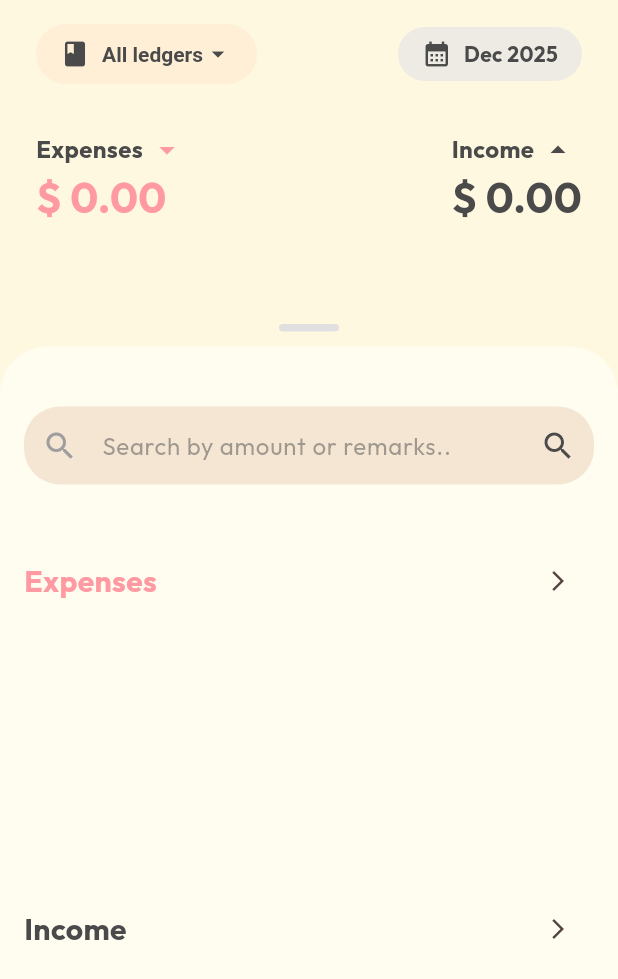
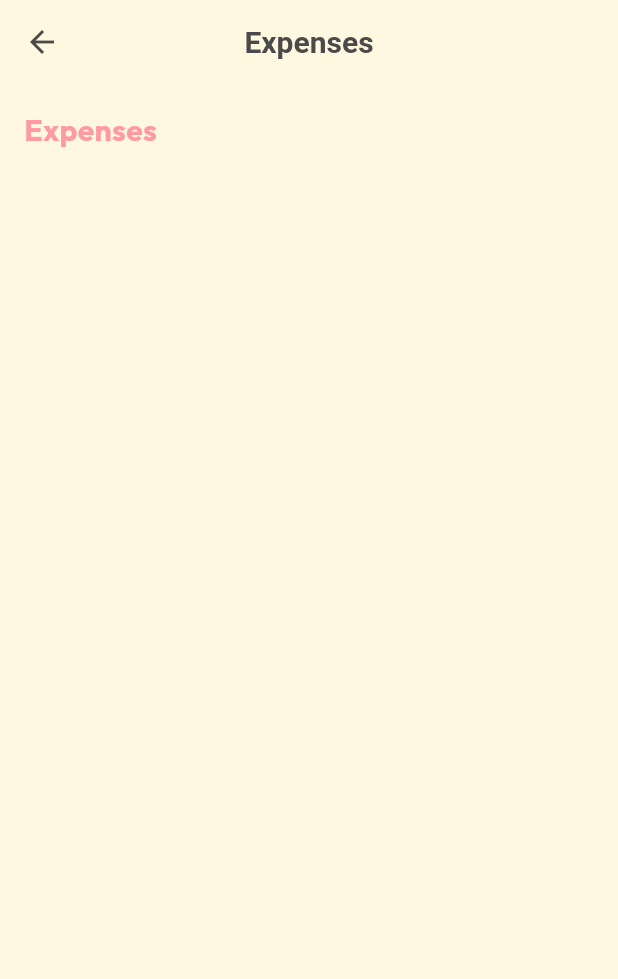
Before and after one commit to amerfathullah/neko-money-manager, a Flutter app: the TransactionsListPage screen opened directly, after a tap on the "arrow forward ios" icon, on a phone screen of 412 x 824 dp. Shown: the top 979 px of the screen. Run offline on Flutter 3.47's test engine with Material 3 defaults, Android fonts, the phone set to English and light mode, and no system bars; drawn by our look-alikes of fl_chart; our stand-ins replace cloud_firestore, firebase_auth, firebase_core, flutter_riverpod, google_fonts, google_mobile_ads and 3 more; accounts and stored records are empty; network calls fail.

Commit message:
fix transaction chart widget

```diff
--- /dev/null
+++ b/lib/features/transactions/presentation/pages/transaction_chart_page.dart
@@ -0,0 +1,60 @@
+import 'package:flutter/material.dart';
+import '../../../../features/categories/data/models/category.dart';
+import '../../data/models/transaction_model.dart';
+import '../widgets/transactions_list_widgets.dart';
+import '../../../../core/theme/app_theme_colors.dart';
+
+class TransactionChartPage extends StatelessWidget {
+  final String title;
+  final bool isExpense;
+  final List<TransactionModel> transactions;
+  final String currencySymbol;
+  final bool useComma;
+  final List<Category> categories;
+
+  const TransactionChartPage({
+    super.key,
+    required this.title,
+    required this.isExpense,
+    required this.transactions,
+    required this.currencySymbol,
+    required this.useComma,
+    required this.categories,
+  });
+
+  @override
+  Widget build(BuildContext context) {
+    final themeColors = Theme.of(context).extension<AppThemeColors>()!;
+
+    return Scaffold(
+      backgroundColor: themeColors.background,
+      appBar: AppBar(
+        backgroundColor: themeColors.background,
+        elevation: 0,
+        leading: IconButton(
+          icon: Icon(Icons.arrow_back, color: themeColors.text),
+          onPressed: () => Navigator.of(context).pop(),
+        ),
+        title: Text(
+          title,
+          style: TextStyle(
+            color: themeColors.text,
+            fontWeight: FontWeight.bold,
+          ),
+        ),
+      ),
+      body: SingleChildScrollView(
+        child: TransactionChartSection(
+          title: title,
+          isExpense: isExpense,
+          transactions: transactions,
+          currencySymbol: currencySymbol,
+          useComma: useComma,
+          categories: categories,
+          showForwardButton:
+              false, // Ensure this parameter is added to the widget
+        ),
+      ),
+    );
+  }
+}
--- a/lib/features/transactions/presentation/widgets/transactions_list_widgets.dart
+++ b/lib/features/transactions/presentation/widgets/transactions_list_widgets.dart
@@ -12,6 +12,7 @@ import '../pages/category_transactions_page.dart';
 import '../pages/transaction_page.dart';
 import 'time_filter_popup.dart';
 import '../../../../features/categories/data/models/category.dart';
+import '../pages/transaction_chart_page.dart';
 
 // --- ENUMS ---
 enum TransactionTimeRange { daily, weekly, monthly, annual, custom, all }
@@ -274,6 +275,7 @@ class TransactionChartSection extends StatelessWidget {
   final String currencySymbol;
   final bool useComma;
   final List<Category> categories;
+  final bool showForwardButton;
 
   const TransactionChartSection({
     super.key,
@@ -283,6 +285,7 @@ class TransactionChartSection extends StatelessWidget {
     required this.currencySymbol,
     required this.useComma,
     required this.categories,
+    this.showForwardButton = true,
   });
 
   @override
@@ -301,16 +304,6 @@ class TransactionChartSection extends StatelessWidget {
     // Sort by amount desc
     final sortedKeys = categoryTotals.keys.toList()
       ..sort((a, b) => categoryTotals[b]!.compareTo(categoryTotals[a]!));
-
-    // Simple color palette loop
-    final List<Color> colors = [
-      const Color(0xFFFFB74D), // Orange
-      const Color(0xFFE57373), // Red
-      const Color(0xFFF06292), // Pink
-      const Color(0xFF4DB6AC), // Teal
-      const Color(0xFF9575CD), // Purple
-      const Color(0xFFAED581), // Green
-    ];
 
     return Padding(
       padding: const EdgeInsets.symmetric(horizontal: 16.0, vertical: 16),
@@ -331,10 +324,25 @@ class TransactionChartSection extends StatelessWidget {
                             .text, // Per image: Expenses is Red/DarkRed text
                 ),
               ),
-              IconButton(
-                onPressed: () {},
-                icon: const Icon(Icons.arrow_forward_ios, size: 16),
-              ),
+              if (showForwardButton)
+                IconButton(
+                  onPressed: () {
+                    Navigator.push(
+                      context,
+                      MaterialPageRoute(
+                        builder: (_) => TransactionChartPage(
+                          title: title,
+                          isExpense: isExpense,
+                          transactions: transactions,
+                          currencySymbol: currencySymbol,
+                          useComma: useComma,
+                          categories: categories,
+                        ),
+                      ),
+                    );
+                  },
+                  icon: const Icon(Icons.arrow_forward_ios, size: 16),
+                ),
             ],
           ),
           const SizedBox(height: 16),
@@ -349,12 +357,24 @@ class TransactionChartSection extends StatelessWidget {
                     sectionsSpace: 0,
                     centerSpaceRadius: 30,
                     sections: sortedKeys.map((key) {
-                      final index = sortedKeys.indexOf(key);
-                      final color = colors[index % colors.length];
                       final value = categoryTotals[key]!;
 
+                      // Find category to get color
+                      final category = categories.firstWhere(
+                        (c) => c.name == key,
+                        orElse: () => Category(
+                          id: 'unknown',
+                          name: 'Unknown',
+                          iconCodePoint: Icons.help_outline.codePoint,
+                          colorValue: Colors.grey.toARGB32(),
+                          type: isExpense
+                              ? CategoryType.expense
+                              : CategoryType.income,
+                        ),
+                      );
+
                       return PieChartSectionData(
-                        color: color,
+                        color: category.color,
                         value: value,
                         radius: 40,
                         showTitle: false,
@@ -368,10 +388,22 @@ class TransactionChartSection extends StatelessWidget {
               Expanded(
                 child: Column(
                   children: sortedKeys.take(5).map((key) {
-                    final index = sortedKeys.indexOf(key);
-                    final color = colors[index % colors.length];
                     final value = categoryTotals[key]!;
                     final percent = total > 0 ? (value / total) * 100 : 0.0;
+
+                    final category = categories.firstWhere(
+                      (c) => c.name == key,
+                      orElse: () => Category(
+                        id: 'unknown',
+                        name: 'Unknown',
+                        iconCodePoint: Icons.help_outline.codePoint,
+                        colorValue: Colors.grey.toARGB32(),
+                        type: isExpense
+                            ? CategoryType.expense
+                            : CategoryType.income,
+                      ),
+                    );
+
                     return Padding(
                       padding: const EdgeInsets.only(bottom: 4.0),
                       child: Row(
@@ -380,7 +412,7 @@ class TransactionChartSection extends StatelessWidget {
                             width: 12,
                             height: 12,
                             decoration: BoxDecoration(
-                              color: color,
+                              color: category.color,
                               shape: BoxShape.rectangle,
                               borderRadius: BorderRadius.circular(4),
                             ),
@@ -412,12 +444,10 @@ class TransactionChartSection extends StatelessWidget {
           const SizedBox(height: 16),
           // Category List (Bars)
           ...sortedKeys.take(3).map((key) {
-            final index = sortedKeys.indexOf(key);
-            final color = colors[index % colors.length];
             final value = categoryTotals[key]!;
             final percent = total > 0 ? (value / total) : 0.0;
 
-            // Find category for icon
+            // Find category for icon and color
             final category = categories.firstWhere(
               (c) => c.name == key,
               orElse: () => Category(
@@ -431,6 +461,8 @@ class TransactionChartSection extends StatelessWidget {
                 type: isExpense ? CategoryType.expense : CategoryType.income,
               ),
             );
+
+            final color = category.color;
 
             return InkWell(
               onTap: () {
```
